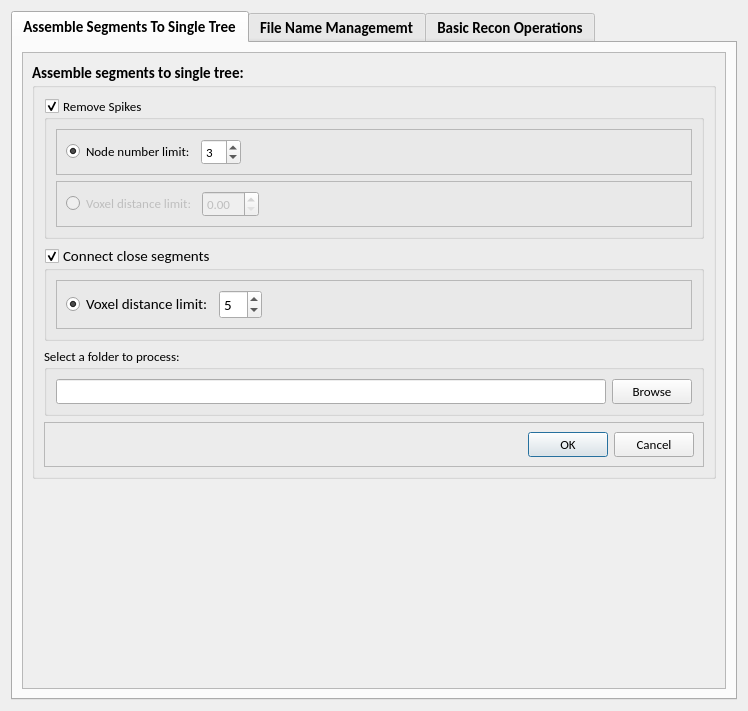
Old version of the form hackathon/MK/swcRename/renameSWC.ui in the repository Vaa3D/vaa3d_tools.
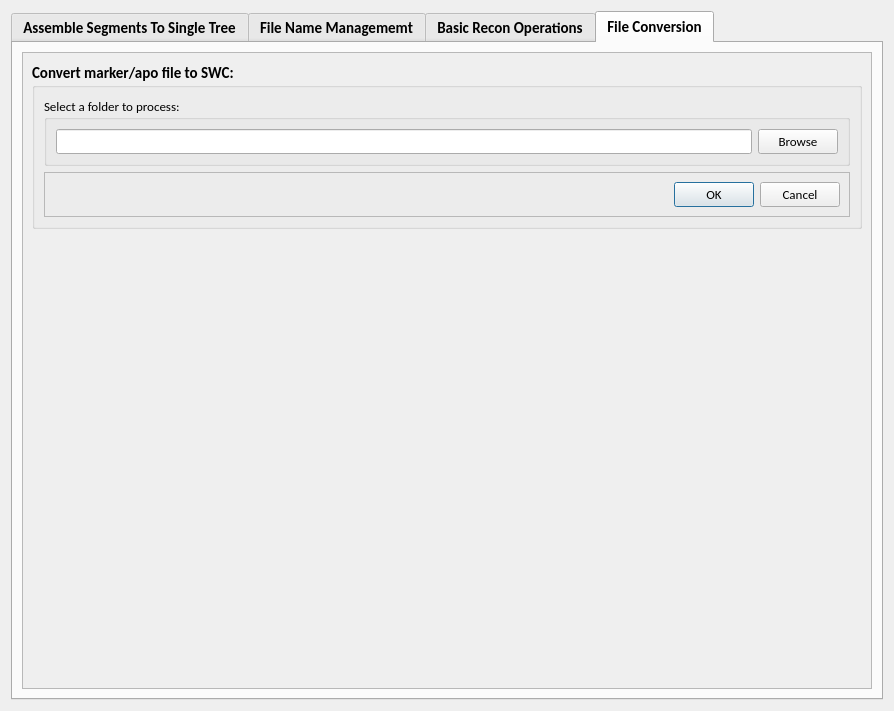
New version of the form. The open tabs and pages were chosen to show the change.

Patch:
```diff
--- a/hackathon/MK/swcRename/renameSWC.ui
+++ b/hackathon/MK/swcRename/renameSWC.ui
@@ -6,7 +6,7 @@
    <rect>
     <x>0</x>
     <y>0</y>
-    <width>748</width>
+    <width>894</width>
     <height>711</height>
    </rect>
   </property>
@@ -52,7 +52,7 @@
            <rect>
             <x>0</x>
             <y>0</y>
-            <width>696</width>
+            <width>842</width>
             <height>630</height>
            </rect>
           </property>
@@ -286,7 +286,7 @@
                    </property>
                    <property name="maximumSize">
                     <size>
-                     <width>600</width>
+                     <width>1000</width>
                      <height>16777215</height>
                     </size>
                    </property>
@@ -1489,6 +1489,185 @@
        </item>
       </layout>
      </widget>
+     <widget class="QWidget" name="tab_4">
+      <attribute name="title">
+       <string>File Conversion</string>
+      </attribute>
+      <layout class="QHBoxLayout" name="horizontalLayout_19">
+       <item>
+        <widget class="QScrollArea" name="scrollArea_4">
+         <property name="widgetResizable">
+          <bool>true</bool>
+         </property>
+         <widget class="QWidget" name="scrollAreaWidgetContents_4">
+          <property name="geometry">
+           <rect>
+            <x>0</x>
+            <y>0</y>
+            <width>842</width>
+            <height>630</height>
+           </rect>
+          </property>
+          <layout class="QVBoxLayout" name="verticalLayout_16">
+           <item>
+            <widget class="QGroupBox" name="groupBox_16">
+             <property name="maximumSize">
+              <size>
+               <width>16777215</width>
+               <height>180</height>
+              </size>
+             </property>
+             <property name="title">
+              <string>Convert marker/apo file to SWC:</string>
+             </property>
+             <layout class="QVBoxLayout" name="verticalLayout_15">
+              <item>
+               <widget class="QGroupBox" name="groupBox_17">
+                <property name="minimumSize">
+                 <size>
+                  <width>0</width>
+                  <height>0</height>
+                 </size>
+                </property>
+                <property name="maximumSize">
+                 <size>
+                  <width>1000</width>
+                  <height>100</height>
+                 </size>
+                </property>
+                <property name="font">
+                 <font>
+                  <family>Calibri</family>
+                  <pointsize>10</pointsize>
+                  <weight>50</weight>
+                  <bold>false</bold>
+                 </font>
+                </property>
+                <property name="title">
+                 <string>Select a folder to process:</string>
+                </property>
+                <layout class="QHBoxLayout" name="horizontalLayout_21">
+                 <item>
+                  <widget class="QLineEdit" name="lineEdit_13">
+                   <property name="minimumSize">
+                    <size>
+                     <width>350</width>
+                     <height>0</height>
+                    </size>
+                   </property>
+                   <property name="maximumSize">
+                    <size>
+                     <width>1000</width>
+                     <height>16777215</height>
+                    </size>
+                   </property>
+                   <property name="font">
+                    <font>
+                     <weight>50</weight>
+                     <bold>false</bold>
+                    </font>
+                   </property>
+                  </widget>
+                 </item>
+                 <item>
+                  <widget class="QPushButton" name="pushButton_10">
+                   <property name="maximumSize">
+                    <size>
+                     <width>80</width>
+                     <height>16777215</height>
+                    </size>
+                   </property>
+                   <property name="font">
+                    <font>
+                     <pointsize>10</pointsize>
+                     <weight>50</weight>
+                     <bold>false</bold>
+                    </font>
+                   </property>
+                   <property name="text">
+                    <string>Browse</string>
+                   </property>
+                  </widget>
+                 </item>
+                </layout>
+               </widget>
+              </item>
+              <item>
+               <widget class="QFrame" name="frame_11">
+                <property name="maximumSize">
+                 <size>
+                  <width>1000</width>
+                  <height>50</height>
+                 </size>
+                </property>
+                <property name="frameShape">
+                 <enum>QFrame::StyledPanel</enum>
+                </property>
+                <property name="frameShadow">
+                 <enum>QFrame::Raised</enum>
+                </property>
+                <layout class="QHBoxLayout" name="horizontalLayout_22">
+                 <item>
+                  <spacer name="horizontalSpacer_12">
+                   <property name="orientation">
+                    <enum>Qt::Horizontal</enum>
+                   </property>
+                   <property name="sizeHint" stdset="0">
+                    <size>
+                     <width>259</width>
+                     <height>20</height>
+                    </size>
+                   </property>
+                  </spacer>
+                 </item>
+                 <item>
+                  <widget class="QDialogButtonBox" name="buttonBox_8">
+                   <property name="maximumSize">
+                    <size>
+                     <width>180</width>
+                     <height>16777215</height>
+                    </size>
+                   </property>
+                   <property name="font">
+                    <font>
+                     <pointsize>10</pointsize>
+                     <weight>50</weight>
+                     <bold>false</bold>
+                    </font>
+                   </property>
+                   <property name="orientation">
+                    <enum>Qt::Horizontal</enum>
+                   </property>
+                   <property name="standardButtons">
+                    <set>QDialogButtonBox::Cancel|QDialogButtonBox::Ok</set>
+                   </property>
+                  </widget>
+                 </item>
+                </layout>
+               </widget>
+              </item>
+             </layout>
+            </widget>
+           </item>
+           <item>
+            <spacer name="verticalSpacer_3">
+             <property name="orientation">
+              <enum>Qt::Vertical</enum>
+             </property>
+             <property name="sizeHint" stdset="0">
+              <size>
+               <width>20</width>
+               <height>40</height>
+              </size>
+             </property>
+            </spacer>
+           </item>
+          </layout>
+         </widget>
+        </widget>
+       </item>
+      </layout>
+     </widget>
     </widget>
    </item>
   </layout>
```
Left out of the diff: 145 changed lines with no effect on the pictures.
